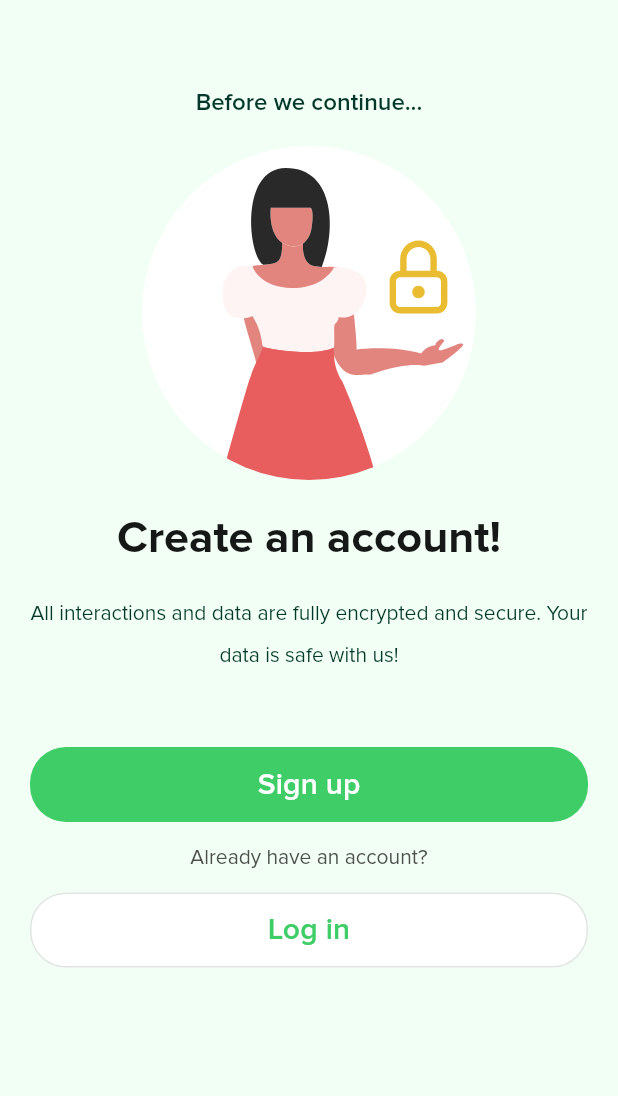
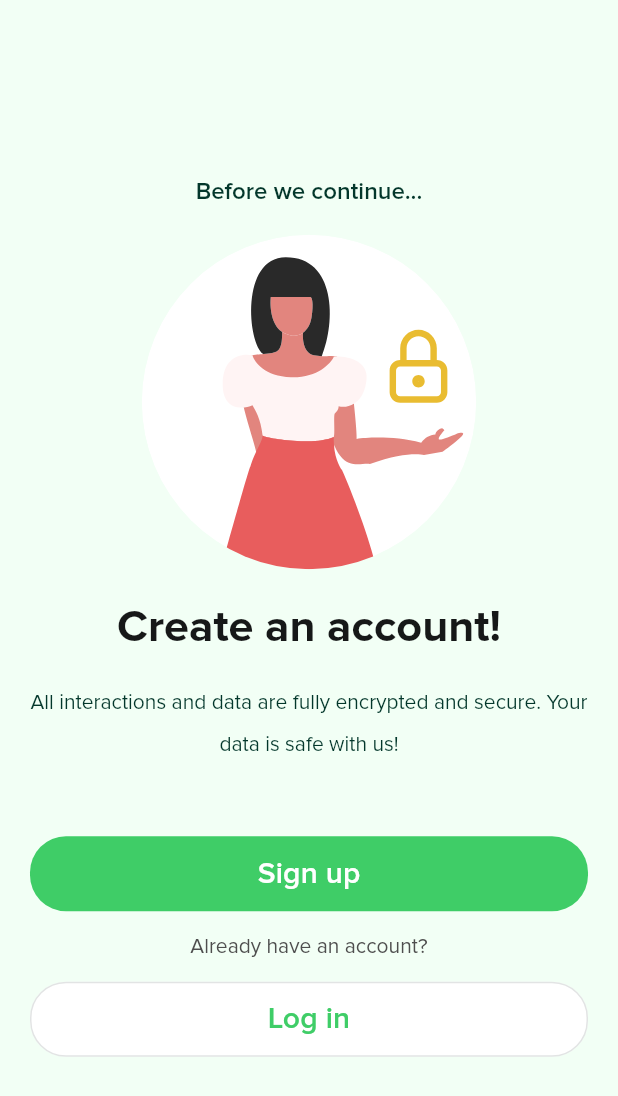
Before and after one commit to JobCuta/CIS-9340-Thesis, a Flutter app: the CreateAccountScreen screen opened by its route, on a phone screen of 412 x 824 dp. Shown: the top 1096 px of the screen. Run offline on Flutter 3.47's test engine with Material 2 defaults, Android fonts, the phone set to English and light mode, and no system bars; our stand-ins replace animated_text_kit, circular_countdown_timer, email_validator, flutter_local_notifications, flutter_secure_storage, flutter_svg and 8 more; missing offline and left inert: flutter_email_sender; accounts and stored records are empty.

Commit message:
UI improvements, registration fixes

```diff
--- a/lib/apis/EmotionEntryDetail.dart
+++ b/lib/apis/EmotionEntryDetail.dart
@@ -32,6 +32,7 @@ class EmotionEntryDetail extends HiveObject{
     required this.isEmpty,
   });
 
+  @override
   String toString() {
     return time + ", " + note + ", " + mood + ", " + positiveEmotions.length.toString() + ", " + negativeEmotions.length.toString();
   }
--- a/lib/screens/main/SideMenu.dart
+++ b/lib/screens/main/SideMenu.dart
@@ -36,7 +36,8 @@ class _SideMenuState extends State<SideMenu> {
   @override
   Widget build(BuildContext context) {
     const userImage = 'assets/images/User_Icon.png';
-    return Drawer(
+    return SafeArea(
+      child: Drawer(
         child: Material(
             color: Colors.white,
             child: ListView(
@@ -100,6 +101,7 @@ class _SideMenuState extends State<SideMenu> {
                 ),
               ],
             )),
+      ),
     );
   }
 
--- a/lib/screens/main/WellnessExercisesScreen.dart
+++ b/lib/screens/main/WellnessExercisesScreen.dart
@@ -31,8 +31,6 @@ class _WellnessExercisesScreenState extends State<WellnessExercisesScreen> {
       'Walking'
     ];
 
-    var exercises = [breathing, walking, meditation];
-    var randomExercise = (exercises..shuffle()).first;
     return Scaffold(
       extendBodyBehindAppBar: true,
       appBar: AppBar(
--- a/lib/screens/onboarding/login_registration/CreateAccountScreen.dart
+++ b/lib/screens/onboarding/login_registration/CreateAccountScreen.dart
@@ -14,14 +14,16 @@ class CreateAccountScreen extends StatelessWidget {
   @override
   Widget build(BuildContext context) {
     return Scaffold(
-      body: Container(
+      body: SafeArea(
+        child: Container(
             decoration:
                 const BoxDecoration(color: Color.fromRGBO(242, 255, 245, 1.0)),
             child: Column(
+              mainAxisAlignment: MainAxisAlignment.center,
               crossAxisAlignment: CrossAxisAlignment.center,
               children: <Widget>[
                 Padding(
-                padding: const EdgeInsets.fromLTRB(15, 60, 15, 15),
+                  padding: const EdgeInsets.fromLTRB(15, 0, 15, 15),
                   child: Text(
                     'Before we continue...',
                     softWrap: true,
@@ -141,6 +143,7 @@ class CreateAccountScreen extends StatelessWidget {
                 ),
               ],
             )),
+      ),
     );
   }
 }
--- a/lib/widgets/AccountCreationPopOut.dart
+++ b/lib/widgets/AccountCreationPopOut.dart
@@ -7,6 +7,7 @@ Future registeredDialog(BuildContext context) {
   return Get.defaultDialog(
     title: 'Account successfully registered!',
     barrierDismissible: false,
+    onWillPop: () => Future.value(false),
     contentPadding: const EdgeInsets.all(20),
     titleStyle: Theme.of(context)
         .textTheme
```
Also changed, not shown: lib/apis/apis.dart (+7 -6 lines), lib/constants/forms.dart (+15 -1 lines), lib/screens/main/HomepageScreen.dart (+5 -7 lines), lib/screens/onboarding/login_registration/AboutSelfScreen.dart (+8 -0 lines). Lines whose indentation alone changed are shown as unchanged.
